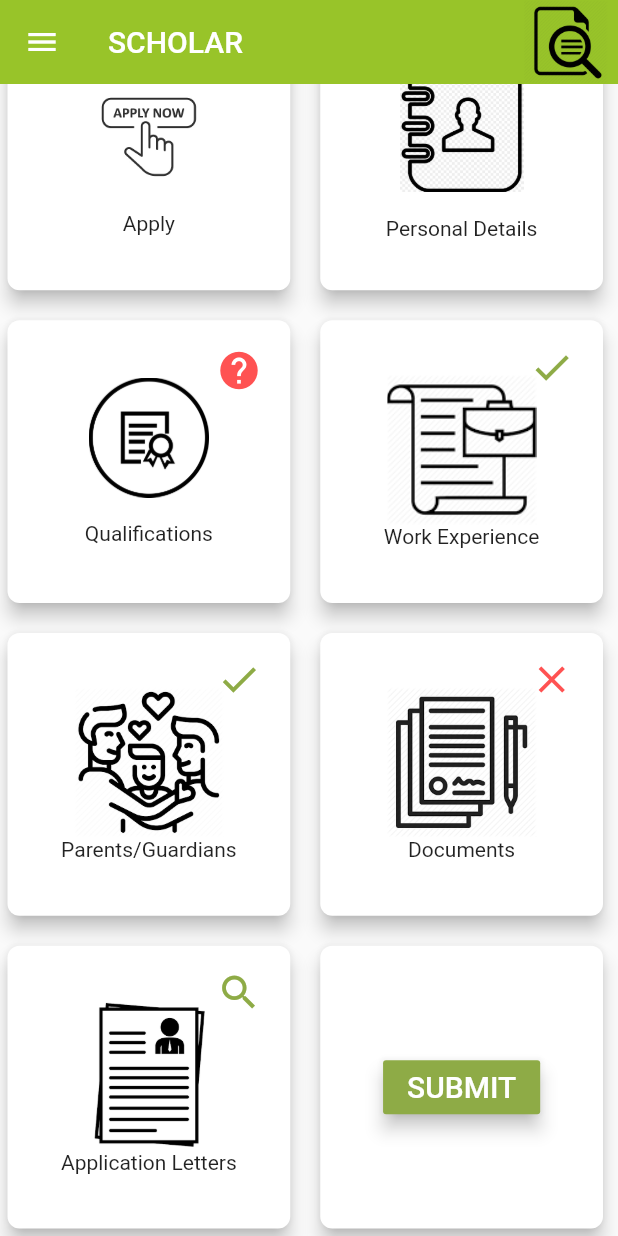
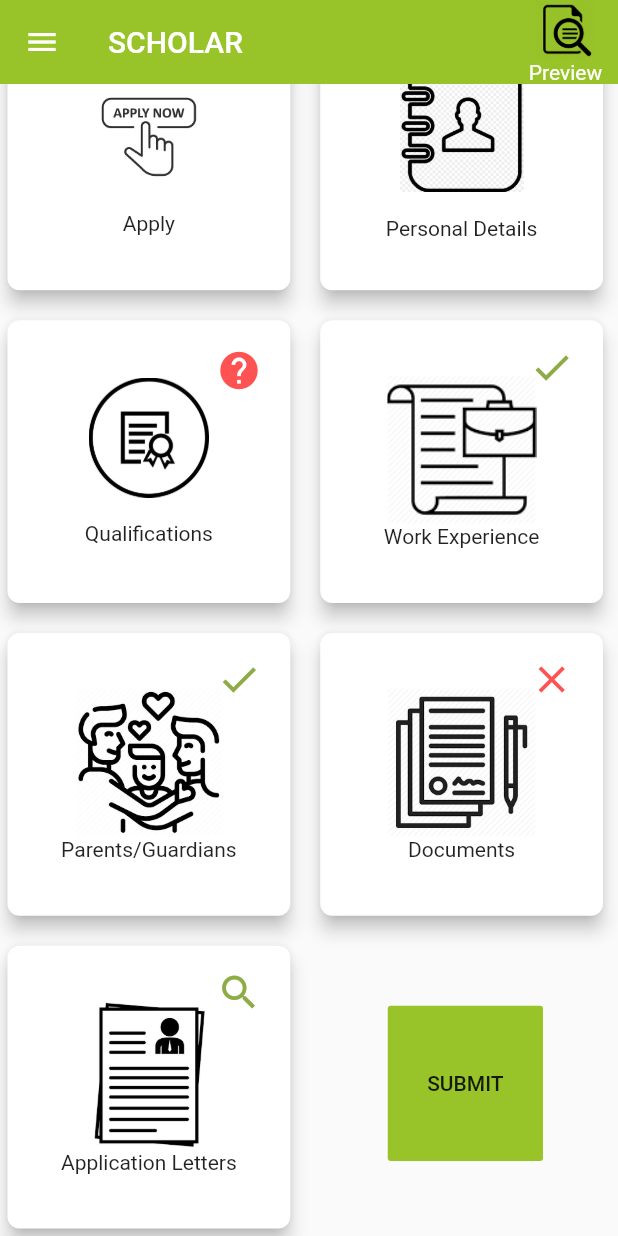
Before and after one commit to durrello/scholar_app, a Flutter app: the screen it shows after launch, scrolled down 61 dp, after a tap on "SUBMIT", on a phone screen of 412 x 824 dp. Run offline on Flutter 3.47's test engine with Material 2 defaults, Android fonts, the phone set to English and light mode, and no system bars; our stand-ins replace hexcolor, rflutter_alert, settings_ui; statements that could not run were skipped.

Commit message:
handled momo payment -payment via alert/modal dialog -collects information then head on to authentication

```diff
--- a/lib/screens/home.dart
+++ b/lib/screens/home.dart
@@ -1,6 +1,7 @@
 import 'package:flutter/cupertino.dart';
 import 'package:flutter/material.dart';
 import 'package:flutter/rendering.dart';
+import 'package:rflutter_alert/rflutter_alert.dart';
 import 'package:scholar_app/screens/account.dart';
 import 'package:scholar_app/screens/connect_with.dart';
 import 'package:scholar_app/screens/notifications.dart';
@@ -29,7 +30,12 @@ class _HomeScreenState extends State<HomeScreen> {
           actions: [
             InkWell(
                 onTap: () => Navigator.of(context).push(MaterialPageRoute(builder: (context) => new PreviewScreen())),
-                child: new Image.asset('assets/images/preview.png', height: 30, width: 70, )),
+                child: Column(
+                  children: [
+                    new Image.asset('assets/images/preview.png', height: 40, width: 70, ),
+                    Text("Preview")
+                  ],
+                )),
           ],
         ),
         drawer: new Drawer(
@@ -379,40 +385,55 @@ class _HomeScreenState extends State<HomeScreen> {
                         ),
                       ),
 
-                      Card(
-                        margin: EdgeInsets.fromLTRB(5, 10, 10, 5),
-                        elevation: 5,
-                        shape: RoundedRectangleBorder(
-                          borderRadius: BorderRadius.circular(8),
-                        ),
-                        child: Center(
-                          child: Stack(
-                            overflow: Overflow.visible,
-                            children: [
-                              RaisedButton(
-                                onPressed: () => {
+                              Container(
+                                margin: EdgeInsets.all(50),
+                                child: FlatButton(
+                                    color: Hexcolor("#98C429"),
+                                    onPressed: () {
+                                      return  Alert(
+                                          context: context,
+                                          title: "Pay Application Fees",
+                                         // desc: "Clicking here takes you to sign/login with facebook, implement using firebase, or facebook auth",
+                                          buttons: [
+                                            DialogButton(child: Text("Continue"), onPressed: () {Navigator.pop(context);}),
+                                          ],
+                                      content: Form(
+                                        child: Column(
+                                          children: [
+                                            TextFormField(
+                                              decoration: InputDecoration(
+                                                labelText: "Paying for application.."
+                                              ),
+                                            ),
 
-                                  CupertinoAlertDialog(
-                                    title: Text('Delete This Contact?'),
-                                  content: const Text(
-                                  'This will delete the contact from your device.'),
-                                    actions: [
-                                      CupertinoDialogAction(child: Text("Not now"),),
-                                      CupertinoDialogAction(child: Text("Yes"),)
-                                    ],
-                                  ),
-                                  showDialog()
+                                            TextFormField(
+                                              decoration: InputDecoration(
+                                                  labelText: "MoMo number",
 
-                                },
-                                child: const Text('SUBMIT', style: TextStyle(fontSize: 20)),
-                                color: Hexcolor("#8eab46"),
-                                textColor: Colors.white,
-                                elevation: 5,
+                                              ),
+                                              keyboardType: TextInputType.number,
+                                            ),
+
+                                            TextFormField(
+                                              decoration: InputDecoration(
+                                                  labelText: "Amount"
+                                              ),
+                                              keyboardType: TextInputType.number,
+                                            )
+                                          ],
+                                        ),
+                                      ),
+                                      ).show();
+                                    },
+                                    child: Row(
+                                      children: [
+                                        Spacer(),
+                                        Text("SUBMIT",),
+                                        Spacer(),
+                                      ],
+                                    )
+                                ),
                               ),
-                            ],
-                          ),
-                        ),
-                      ),
 
                     ],
                   ),
```
